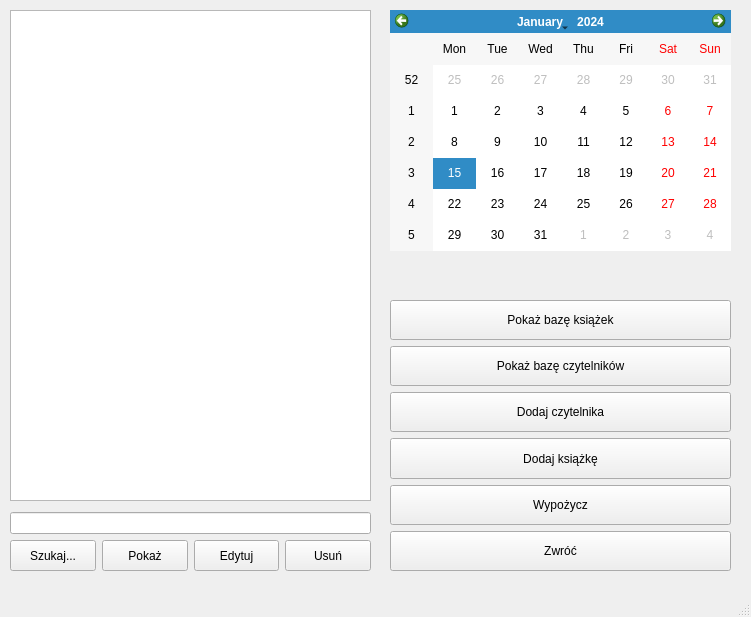
Old version of the form library.ui in the repository Robert1423/QTLibrary.
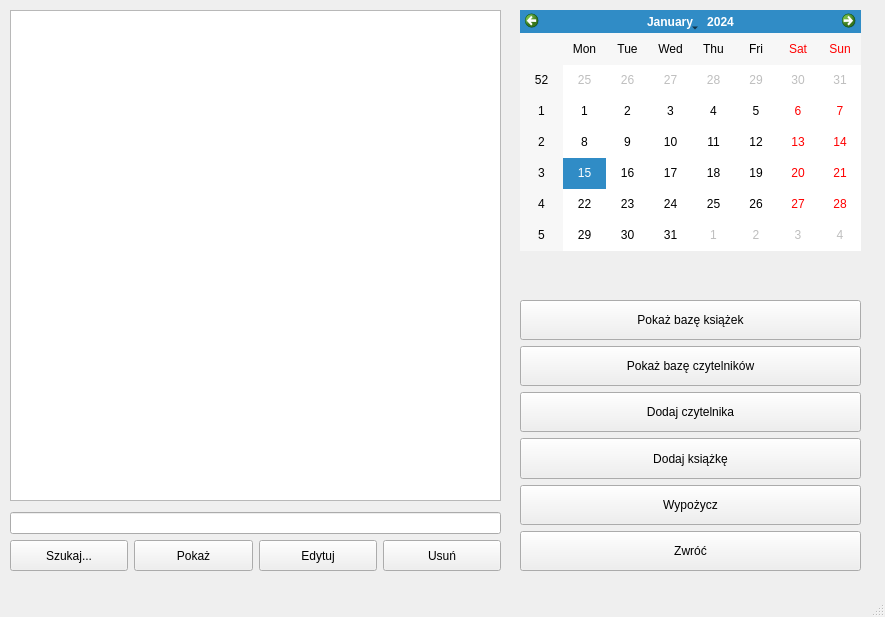
New version of the form.

```diff
--- a/library.ui
+++ b/library.ui
@@ -6,7 +6,7 @@
    <rect>
     <x>0</x>
     <y>0</y>
-    <width>751</width>
+    <width>885</width>
     <height>617</height>
    </rect>
   </property>
@@ -19,7 +19,7 @@
      <rect>
       <x>10</x>
       <y>10</y>
-      <width>361</width>
+      <width>491</width>
       <height>491</height>
      </rect>
     </property>
@@ -32,7 +32,7 @@
    <widget class="QCalendarWidget" name="calendarWidget">
     <property name="geometry">
      <rect>
-      <x>390</x>
+      <x>520</x>
       <y>10</y>
       <width>341</width>
       <height>241</height>
@@ -42,10 +42,10 @@
      <string notr="true"/>
     </property>
    </widget>
-   <widget class="QWidget" name="">
+   <widget class="QWidget" name="layoutWidget">
     <property name="geometry">
      <rect>
-      <x>390</x>
+      <x>520</x>
       <y>300</y>
       <width>341</width>
       <height>271</height>
@@ -153,12 +153,12 @@
      </item>
     </layout>
    </widget>
-   <widget class="QWidget" name="">
+   <widget class="QWidget" name="layoutWidget">
     <property name="geometry">
      <rect>
       <x>10</x>
       <y>510</y>
-      <width>361</width>
+      <width>491</width>
       <height>26</height>
      </rect>
     </property>
@@ -175,12 +175,12 @@
      </item>
     </layout>
    </widget>
-   <widget class="QWidget" name="">
+   <widget class="QWidget" name="layoutWidget">
     <property name="geometry">
      <rect>
       <x>10</x>
       <y>540</y>
-      <width>361</width>
+      <width>491</width>
       <height>31</height>
      </rect>
     </property>
```
Left out of the diff: 92 changed lines with no effect on the pictures.
